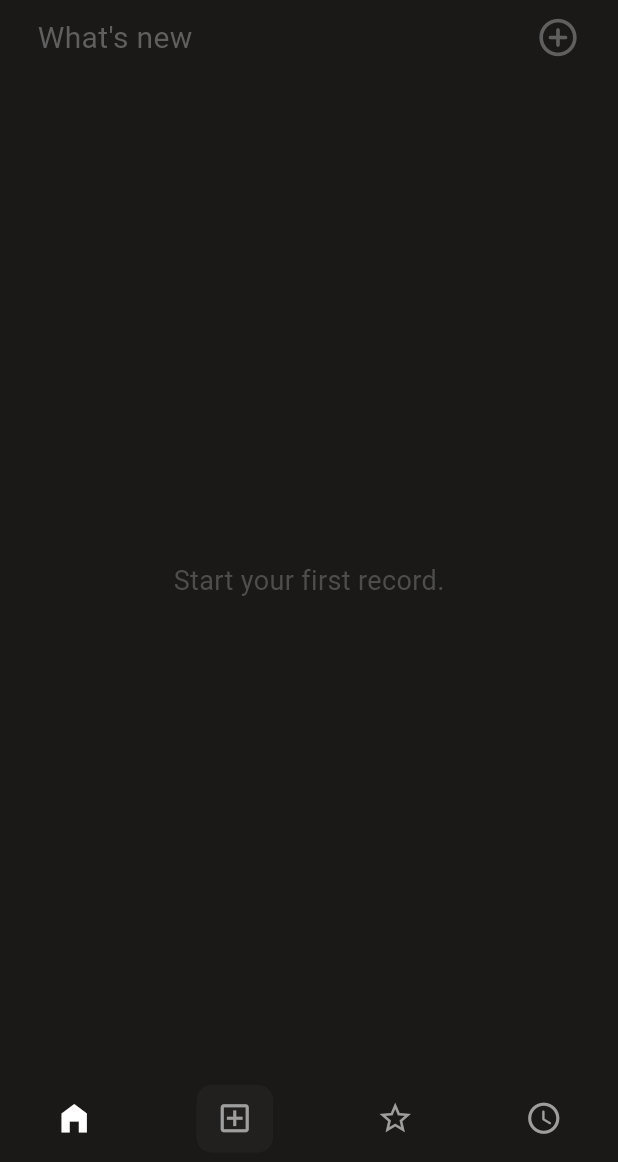
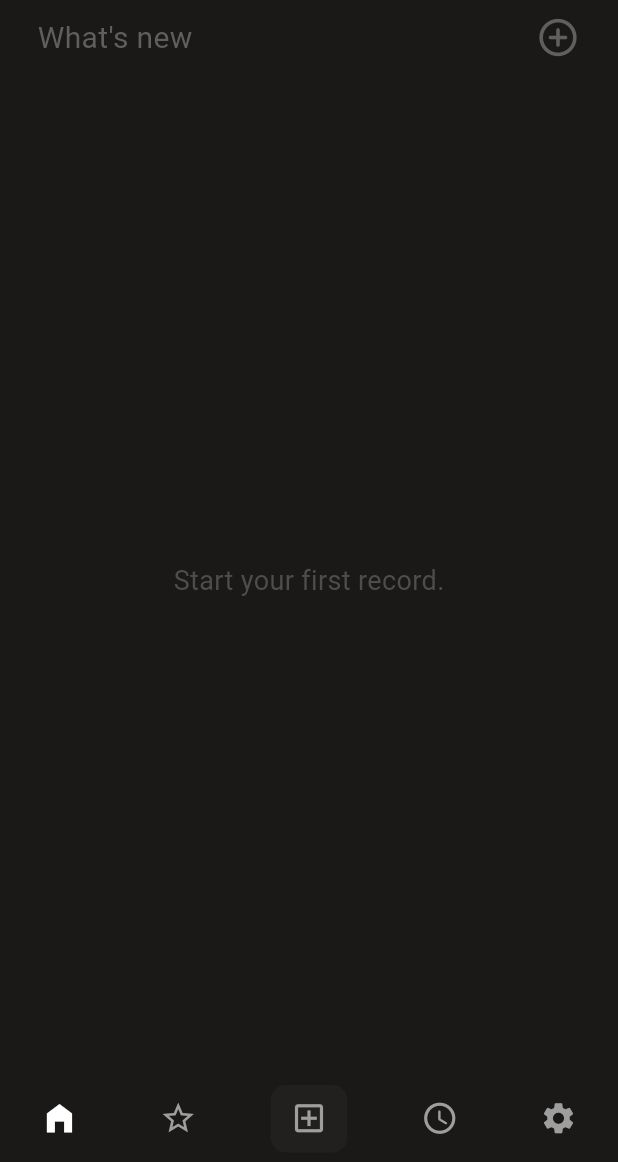
Before and after one commit to wold21/creeate_memo, a Flutter app: the screen it shows after launch, on a phone screen of 412 x 824 dp, the part 74-1236 px from its top. Run offline on Flutter 3.47's test engine with Material 3 defaults, Android fonts, the phone set to English and light mode, and no system bars; our stand-ins replace flutter_heatmap_calendar, sqflite, vibration; accounts and stored records are empty.

Commit message:
updated: 설정 페이지 주석 해제

```diff
--- a/lib/components/nav/custom_bottom_nav_bar.dart
+++ b/lib/components/nav/custom_bottom_nav_bar.dart
@@ -23,6 +23,12 @@ class CustomBottomNavBar extends StatelessWidget {
             icon: Icons.home_filled,
             isActive: currentIndex == 0,
           ),
+          CustomNavItem(
+            index: 1,
+            onTap: onTap,
+            icon: Icons.star_border_sharp,
+            isActive: currentIndex == 1,
+          ),
           Container(
             decoration: BoxDecoration(
               color: Color.fromARGB(99, 45, 43, 41),
@@ -40,23 +46,17 @@ class CustomBottomNavBar extends StatelessWidget {
             ),
           ),
           CustomNavItem(
-            index: 1,
-            onTap: onTap,
-            icon: Icons.star_border_sharp,
-            isActive: currentIndex == 1,
-          ),
-          CustomNavItem(
             index: 2,
             onTap: onTap,
             icon: Icons.access_time_rounded,
             isActive: currentIndex == 2,
           ),
-          // CustomNavItem(
-          //   index: 3,
-          //   onTap: onTap,
-          //   icon: Icons.settings,
-          //   isActive: currentIndex == 3,
-          // ),
+          CustomNavItem(
+            index: 3,
+            onTap: onTap,
+            icon: Icons.settings,
+            isActive: currentIndex == 3,
+          ),
         ],
       ),
     );
--- a/lib/pages/scaffold_page.dart
+++ b/lib/pages/scaffold_page.dart
@@ -5,6 +5,7 @@ import 'package:create_author/models/record.dart';
 import 'package:create_author/pages/favorite_page.dart';
 import 'package:create_author/pages/graph_page.dart';
 import 'package:create_author/pages/home_page.dart';
+import 'package:create_author/pages/settings_page.dart';
 import 'package:create_author/utils/vibrator.dart';
 import 'package:flutter/material.dart';
 import 'package:flutter/rendering.dart';
@@ -48,7 +49,7 @@ class ScaffoldPageState extends State<ScaffoldPage> {
       FavoritePage(scrollController: _scrollController),
       GraphPage(
           scrollController: _scrollController, navCallback: _resetBottomNav),
-      // SettingsPage()
+      SettingsPage()
     ];
   }
 
```
